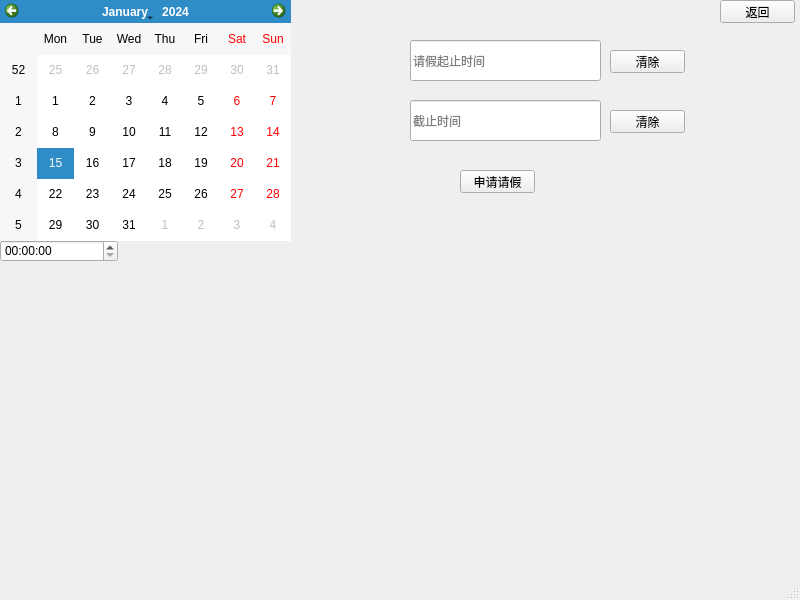
Above: face_recognition/askleavewindow.ui from 1314kele/Face-Recognition-Attendance-System before the change. Below: the same form after it.
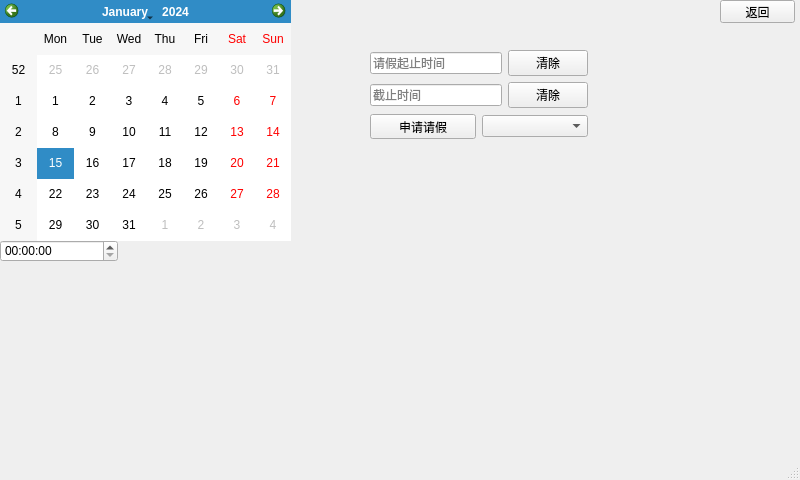
That is the form after the change.

Patch:
```diff
--- a/face_recognition/askleavewindow.ui
+++ b/face_recognition/askleavewindow.ui
@@ -7,7 +7,7 @@
     <x>0</x>
     <y>0</y>
     <width>800</width>
-    <height>600</height>
+    <height>480</height>
    </rect>
   </property>
   <property name="windowTitle">
@@ -37,71 +37,6 @@
      <string>返回</string>
     </property>
    </widget>
-   <widget class="QLineEdit" name="starTimele">
-    <property name="geometry">
-     <rect>
-      <x>410</x>
-      <y>40</y>
-      <width>191</width>
-      <height>41</height>
-     </rect>
-    </property>
-    <property name="placeholderText">
-     <string>请假起止时间</string>
-    </property>
-   </widget>
-   <widget class="QLineEdit" name="endTimele">
-    <property name="geometry">
-     <rect>
-      <x>410</x>
-      <y>100</y>
-      <width>191</width>
-      <height>41</height>
-     </rect>
-    </property>
-    <property name="placeholderText">
-     <string>截止时间</string>
-    </property>
-   </widget>
-   <widget class="QPushButton" name="applyLeavebt">
-    <property name="geometry">
-     <rect>
-      <x>460</x>
-      <y>170</y>
-      <width>75</width>
-      <height>23</height>
-     </rect>
-    </property>
-    <property name="text">
-     <string>申请请假</string>
-    </property>
-   </widget>
-   <widget class="QPushButton" name="clearbt1">
-    <property name="geometry">
-     <rect>
-      <x>610</x>
-      <y>50</y>
-      <width>75</width>
-      <height>23</height>
-     </rect>
-    </property>
-    <property name="text">
-     <string>清除</string>
-    </property>
-   </widget>
-   <widget class="QPushButton" name="clearbt2">
-    <property name="geometry">
-     <rect>
-      <x>610</x>
-      <y>110</y>
-      <width>75</width>
-      <height>23</height>
-     </rect>
-    </property>
-    <property name="text">
-     <string>清除</string>
-    </property>
-   </widget>
    <widget class="QTimeEdit" name="timeEdit">
     <property name="geometry">
      <rect>
@@ -112,6 +47,75 @@
      </rect>
     </property>
    </widget>
+   <widget class="QWidget" name="">
+    <property name="geometry">
+     <rect>
+      <x>370</x>
+      <y>50</y>
+      <width>218</width>
+      <height>89</height>
+     </rect>
+    </property>
+    <layout class="QGridLayout" name="gridLayout">
+     <item row="0" column="0">
+      <layout class="QHBoxLayout" name="horizontalLayout">
+       <item>
+        <widget class="QLineEdit" name="starTimele">
+         <property name="placeholderText">
+          <string>请假起止时间</string>
+         </property>
+        </widget>
+       </item>
+       <item>
+        <widget class="QPushButton" name="clearbt1">
+         <property name="text">
+          <string>清除</string>
+         </property>
+        </widget>
+       </item>
+      </layout>
+     </item>
+     <item row="1" column="0">
+      <layout class="QHBoxLayout" name="horizontalLayout_2">
+       <item>
+        <widget class="QLineEdit" name="endTimele">
+         <property name="placeholderText">
+          <string>截止时间</string>
+         </property>
+        </widget>
+       </item>
+       <item>
+        <widget class="QPushButton" name="clearbt2">
+         <property name="text">
+          <string>清除</string>
+         </property>
+        </widget>
+       </item>
+      </layout>
+     </item>
+     <item row="2" column="0">
+      <layout class="QHBoxLayout" name="horizontalLayout_3">
+       <item>
+        <widget class="QPushButton" name="applyLeavebt">
+         <property name="text">
+          <string>申请请假</string>
+         </property>
+        </widget>
+       </item>
+       <item>
+        <widget class="QComboBox" name="comboBox_leaveType">
+         <property name="editable">
+          <bool>false</bool>
+         </property>
+         <property name="duplicatesEnabled">
+          <bool>false</bool>
+         </property>
+        </widget>
+       </item>
+      </layout>
+     </item>
+    </layout>
+   </widget>
   </widget>
   <widget class="QMenuBar" name="menubar">
    <property name="geometry">
```
